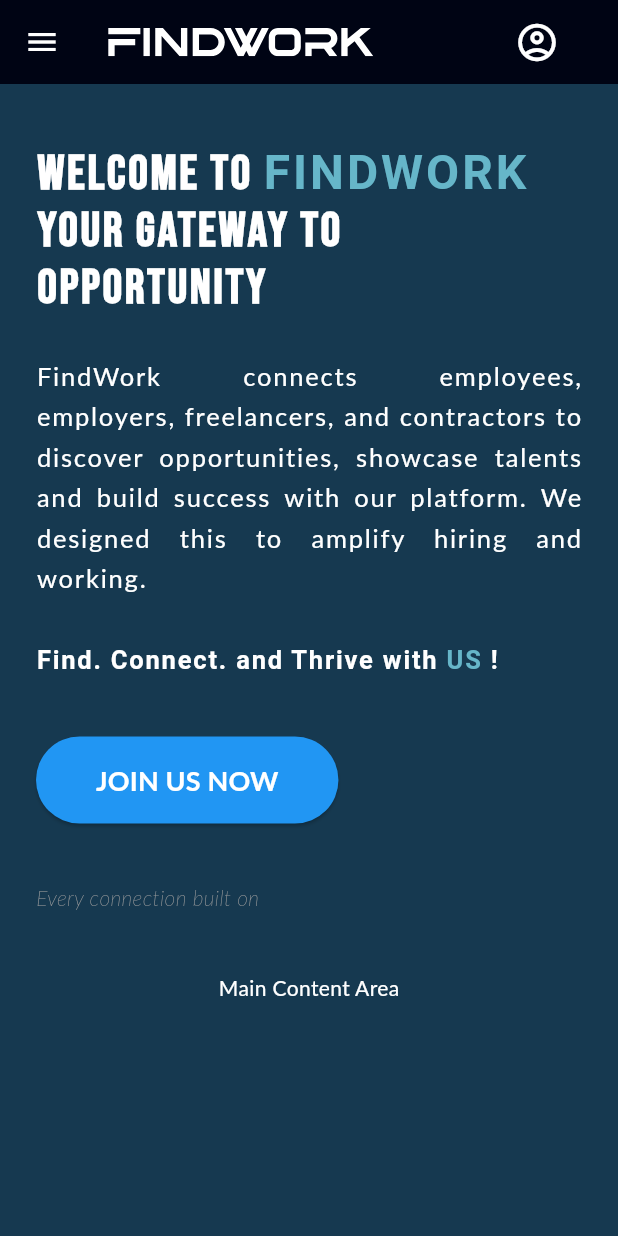
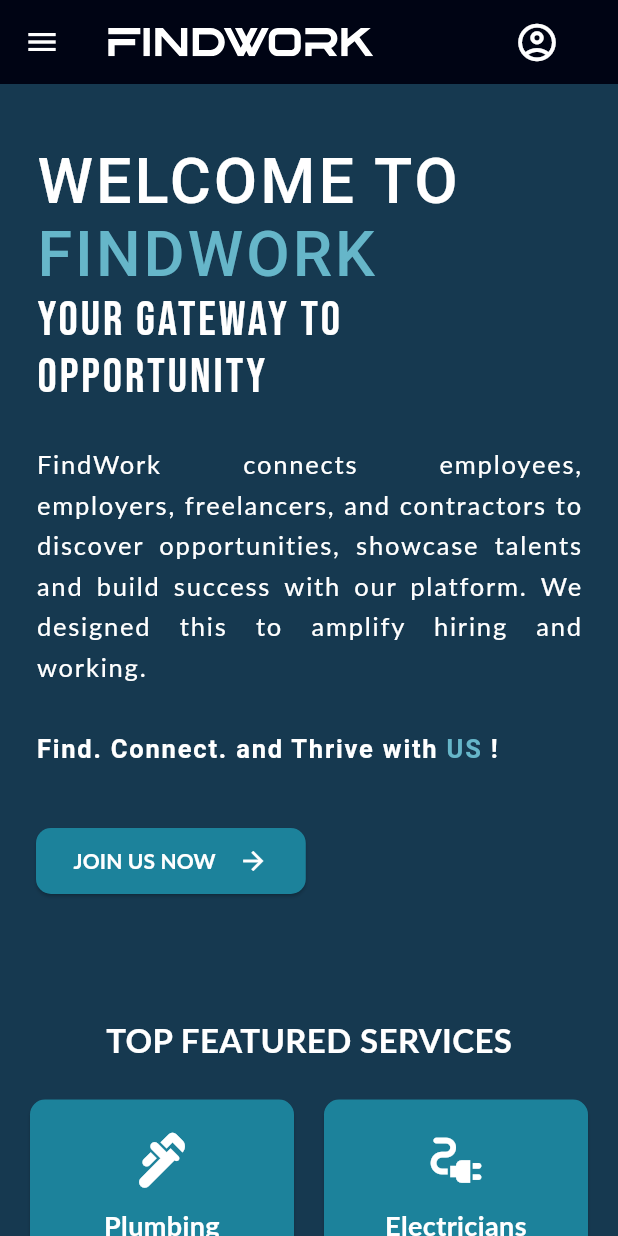
Before and after one commit to plymouth-projects/mad-project, a Flutter app: the screen it shows after launch, on a phone screen of 412 x 824 dp. Run offline on Flutter 3.47's test engine with Material 3 defaults, Android fonts, the phone set to English and light mode, and no system bars; our stand-ins replace flutter_svg.

Commit message:
feat:categories and top-services added

```diff
--- a/lib/main.dart
+++ b/lib/main.dart
@@ -11,7 +11,7 @@ class MyApp extends StatelessWidget {
   Widget build(BuildContext context) {
     return MaterialApp(
       title: 'FindWork App',
-      home: const HomeScreen(), // Use the HomeScreen from navbar.dart
+      home: const HomeScreen(),  // Use the HomeScreen from navbar.dart
       theme: ThemeData(
         fontFamily: 'Lato', // Set Lato as the default font for the entire app
         primarySwatch: AppColors.primaryBlue,
--- a/lib/widgets/hero-section.dart
+++ b/lib/widgets/hero-section.dart
@@ -17,7 +17,6 @@ class HeroSection extends StatelessWidget {
           const SizedBox(height: 40),
           _buildJoinButton(),
           const SizedBox(height: 40),
-          _buildFooterText(),
         ],
       ),
     );
@@ -29,15 +28,21 @@ class HeroSection extends StatelessWidget {
         style: TextStyle(
           fontFamily: 'BebasNeue',
           fontSize: 32,
-          fontWeight: FontWeight.bold,
+          fontWeight: FontWeight.w500,
           letterSpacing: 2.0,
           color: Colors.white, // Default color for all text
         ),
         children: [
-          TextSpan(text: 'WELCOME TO '),
+          TextSpan(
+            text: 'WELCOME TO ',
+            style: TextStyle(
+              fontSize: 42, // Blue color only for WELCOME TO
+            ),
+          ),
           TextSpan(
             text: 'FINDWORK',
             style: TextStyle(
+              fontSize: 42,
               color: AppColors.accentBlue, // Blue color only for FINDWORK
             ),
           ),
@@ -92,27 +97,30 @@ class HeroSection extends StatelessWidget {
     return ElevatedButton(
       onPressed: () {},
       style: ElevatedButton.styleFrom(
-        padding: const EdgeInsets.symmetric(horizontal: 40, vertical: 16),
-        backgroundColor: Colors.blue,
-      ),
-      child: const Text(
-        'JOIN US NOW',
-        style: TextStyle(
-          fontSize: 18,
-          fontWeight: FontWeight.bold,
-          color: Colors.white,
+        padding: const EdgeInsets.symmetric(horizontal: 25, vertical: 12),
+        backgroundColor: AppColors.tealDark, // Blue color for the button
+        shape: RoundedRectangleBorder(
+          borderRadius: BorderRadius.circular(10.0), // Reduced roundness (smaller value = less round)
         ),
       ),
-    );
-  }
-
-  Widget _buildFooterText() {
-    return const Text(
-      'Every connection built on',
-      style: TextStyle(
-        fontSize: 14,
-        fontStyle: FontStyle.italic,
-        color: Colors.grey,
+      child: const Row(
+        mainAxisSize: MainAxisSize.min,
+        children: [
+          Text(
+            'JOIN US NOW',
+            style: TextStyle(
+              fontSize: 14,
+              fontWeight: FontWeight.bold,
+              color: Colors.white,
+            ),
+          ),
+          SizedBox(width: 15), // Add some space between text and icon
+          Icon(
+            Icons.arrow_forward,
+            color: Colors.white,
+            size: 20, // Increase the size of the icon to make it wider
+          ),
+        ],
       ),
     );
   }
--- a/lib/widgets/navbar.dart
+++ b/lib/widgets/navbar.dart
@@ -1,6 +1,10 @@
   import 'package:flutter/material.dart';
   import 'package:flutter_svg/flutter_svg.dart';
-import 'hero-section.dart'; // Import the hero section
+  import 'package:mad_project/utils/app_colors.dart';
+  import 'hero-section.dart';
+  import 'top-services.dart';
+  import 'categories.dart';
+   // Import the hero section
 
   class HomeScreen extends StatelessWidget {
     const HomeScreen({super.key});
@@ -30,8 +34,9 @@ class HomeScreen extends StatelessWidget {
         body: SingleChildScrollView(
           child: Column(
             children: [
-            HeroSection(), // Include the hero section at the top
-            Center(child: Text('Main Content Area')),
+              const HeroSection(),
+              const TopServices(),
+              const CategoriesSection(),
             ],
           ),
         ),
@@ -41,7 +46,7 @@ class HomeScreen extends StatelessWidget {
     Drawer _buildDrawer(BuildContext context) {
       return Drawer(
         child: Container(
-        color: Color(0xFF000414),
+          color: AppColors.navyBlue,
           child: Column(
             crossAxisAlignment: CrossAxisAlignment.stretch,
             children: [
@@ -79,10 +84,10 @@ class HomeScreen extends StatelessWidget {
 
     Widget _buildMenuItem(String title, IconData icon) {
       return ListTile(
-      leading: Icon(icon, color: const Color(0xFFFFFFFF)),
+        leading: Icon(icon, color: AppColors.white),
         title: Text(
           title,
-        style: const TextStyle(fontSize: 16, color: Color(0xFFFFFFFF)),
+          style: const TextStyle(fontSize: 16, color: AppColors.white),
         ),
         onTap: () {},
       );
--- /dev/null
+++ b/lib/widgets/top-services.dart
@@ -0,0 +1,73 @@
+import 'package:flutter/material.dart';
+import 'package:mad_project/utils/app_colors.dart';
+
+class TopServices extends StatelessWidget {
+  const TopServices({super.key});
+
+  @override
+  Widget build(BuildContext context) {
+    return Column(
+      crossAxisAlignment: CrossAxisAlignment.center,
+      children: [
+        const Padding(
+          padding: EdgeInsets.symmetric(horizontal: 20.0),
+          child: Text(
+            'TOP FEATURED SERVICES',
+            style: TextStyle(
+              fontSize: 22,
+              fontWeight: FontWeight.bold,
+              color: AppColors.white,
+            ),
+          ),
+        ),
+        const SizedBox(height: 20),
+        Padding(
+          padding: const EdgeInsets.symmetric(horizontal: 16.0),
+          child: GridView.count(
+            shrinkWrap: true,
+            physics: const NeverScrollableScrollPhysics(),
+            crossAxisCount: 2, // 2 columns
+            crossAxisSpacing: 12,
+            mainAxisSpacing: 12,
+            childAspectRatio: 1.5, // Width to height ratio of grid items
+            children: [
+              _buildServiceCard('Plumbing', Icons.plumbing),
+              _buildServiceCard('Electricians', Icons.electrical_services),
+              _buildServiceCard('Cleaning', Icons.cleaning_services),
+              _buildServiceCard('Baby Care', Icons.child_care),
+              _buildServiceCard('Security', Icons.security),
+              _buildServiceCard('IT Support', Icons.computer),
+            ],
+          ),
+        ),
+      ],
+    );
+  }
+
+  Widget _buildServiceCard(String title, IconData icon) {
+    return Card(
+      color: AppColors.tealDark,
+      shape: RoundedRectangleBorder(borderRadius: BorderRadius.circular(10)),
+      child: Padding(
+        padding: const EdgeInsets.all(12.0),
+        child: Column(
+          mainAxisAlignment: MainAxisAlignment.center,
+          mainAxisSize: MainAxisSize.min,
+          children: [
+            Icon(icon, size: 45, color: AppColors.white),
+            const SizedBox(height: 8),
+            Text(
+              title,
+              style: const TextStyle(
+                color: AppColors.white,
+                fontSize: 18,
+                fontWeight: FontWeight.bold
+              ),
+              textAlign: TextAlign.center,
+            ),
+          ],
+        ),
+      ),
+    );
+  }
+}
```
Also changed, not shown: lib/widgets/categories.dart (added, +251 -0 lines). Lines whose indentation alone changed are shown as unchanged.
